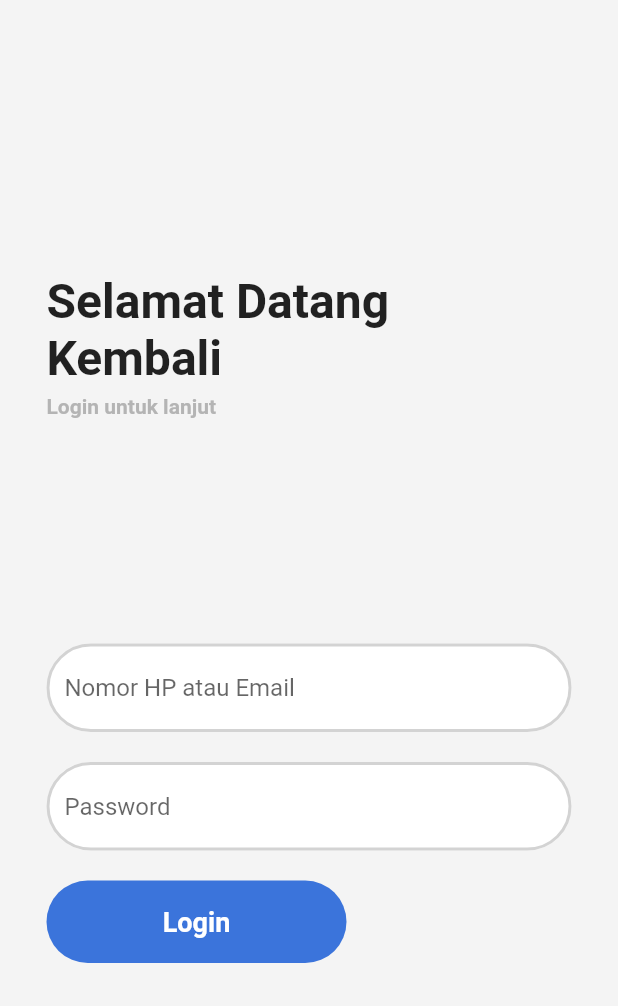
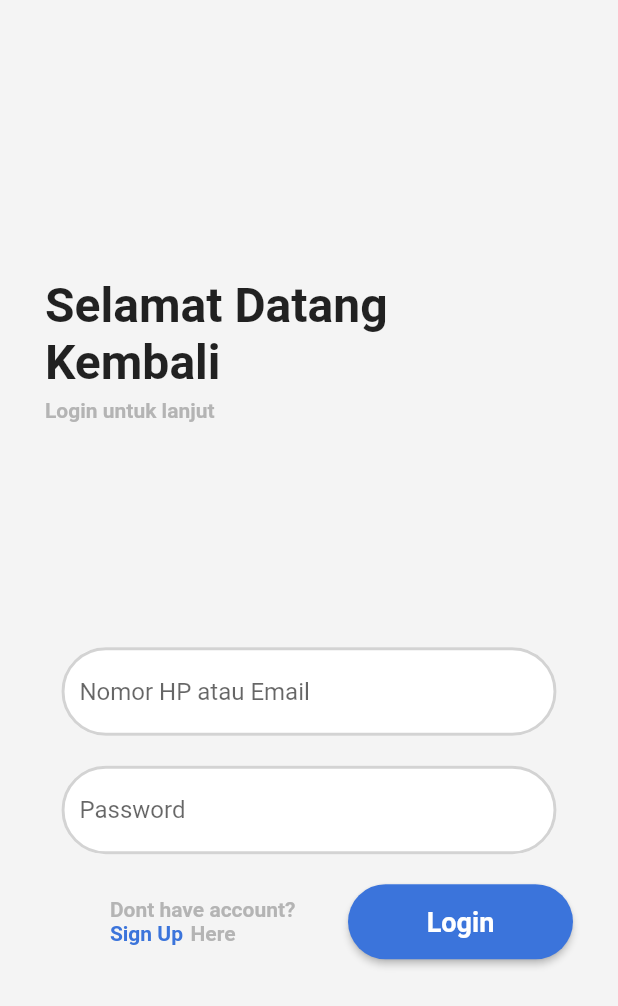
Before and after one commit to bagassj/Mterials, a Flutter app: the screen it shows after launch, on a phone screen of 412 x 824 dp. Shown: the top 1006 px of the screen. Run offline on Flutter 3.47's test engine with Material 2 defaults, Android fonts, the phone set to English and light mode, and no system bars; Roboto replaces fonts that are missing (Montserrat); project files that could hold a hidden picture were left out.

Commit message:
Membenahi kesalahan pada tampilan

```diff
--- a/lib/screen/sign_in.dart
+++ b/lib/screen/sign_in.dart
@@ -17,7 +17,8 @@ class _SignInScreenState extends State<SignInScreen> {
     return Scaffold(
       resizeToAvoidBottomInset: false,
       backgroundColor: mGraywhite,
-      body: Center(
+        body: Padding(
+          padding: kDefaultPadding,
           child: Column(
             mainAxisAlignment: MainAxisAlignment.center,
             crossAxisAlignment: CrossAxisAlignment.start,
@@ -44,8 +45,11 @@ class _SignInScreenState extends State<SignInScreen> {
               height: 150,
             ),
 
+            Row(
+              mainAxisAlignment: MainAxisAlignment.center,
+              children: [
                 Container(
-            width: 350,
+                  width: 330,
                   child: TextField(
                       decoration: InputDecoration(
                         enabledBorder: ActiveOutLine,
@@ -57,13 +61,18 @@ class _SignInScreenState extends State<SignInScreen> {
                       autofocus: false,
                   )
                 ),
+              ],
+            ),
 
-            const SizedBox(
+            SizedBox(
               height: 20,
             ),
 
+            Row(
+              mainAxisAlignment: MainAxisAlignment.center,
+              children: [
                 Container(
-            width: 350,
+                  width: 330,
                   child: TextField(
                       decoration: InputDecoration(
                         enabledBorder: ActiveOutLine,
@@ -75,33 +84,82 @@ class _SignInScreenState extends State<SignInScreen> {
                       autofocus: false,
                   )
                 ),
+              ],
+            ),
 
-            const SizedBox(
+            SizedBox(
               height: 20,
             ),
 
+            Row(
+              mainAxisAlignment: MainAxisAlignment.end,
+              children: [
                 Container(
-              alignment: Alignment.center,
-              width: 200,
-              height: 55,
-              decoration: BoxDecoration(
-                borderRadius: BorderRadius.circular(100),
+                  child: Column(
+                    crossAxisAlignment: CrossAxisAlignment.start,
+                    children: [
+                      Container(
+                        margin: EdgeInsets.only(right: 35),
+                        child: Text(
+                          'Dont have account?',
+                          style: TextStyle(
+                            color: Color.fromARGB(255, 180, 180, 180),
+                            fontWeight: FontWeight.w600,
+                          ),
+                        ),
+                      ),
+
+                      Container(
+                         child: Row(
+                           children: [
+                            Container(
+                              child: Text(
+                                'Sign Up',
+                                style: TextStyle(
                                   color: mBlue,
+                                  fontWeight: FontWeight.w600,
                                 ),
-              child: const Text(
-                'Login',
+                              ),
+                            ),
+                            Container(
+                              margin: EdgeInsets.only(left: 5),
+                              child: Text(
+                                'Here',
                                 style: TextStyle(
-                  color: Colors.white,
+                                  color: Color.fromARGB(255, 180, 180, 180),
+                                  fontWeight: FontWeight.w600,
+                                ),
+                              ),
+                            ),
+                           ],
+                         )
+                      )
+                    ],
+                  ),
+                ),
+
+                Container(
+                  width: 150,
+                  height: 50,
+                  child: ElevatedButton(
+                    child: Text('Login'),
+                    onPressed: () {},
+
+                    style: ElevatedButton.styleFrom(
+                      primary: mBlue,
+                      shape: RoundedRectangleBorder(borderRadius: BorderRadius.circular(100),),
+                      textStyle: TextStyle(
                         fontSize: 18,
                         fontWeight: FontWeight.bold
+                      )
                     ),
                   ),
                 ),
 
               ],
-
             ),
-
+            ],
+          ),
         ),
     );
   }
```
Lines whose indentation alone changed are shown as unchanged.
